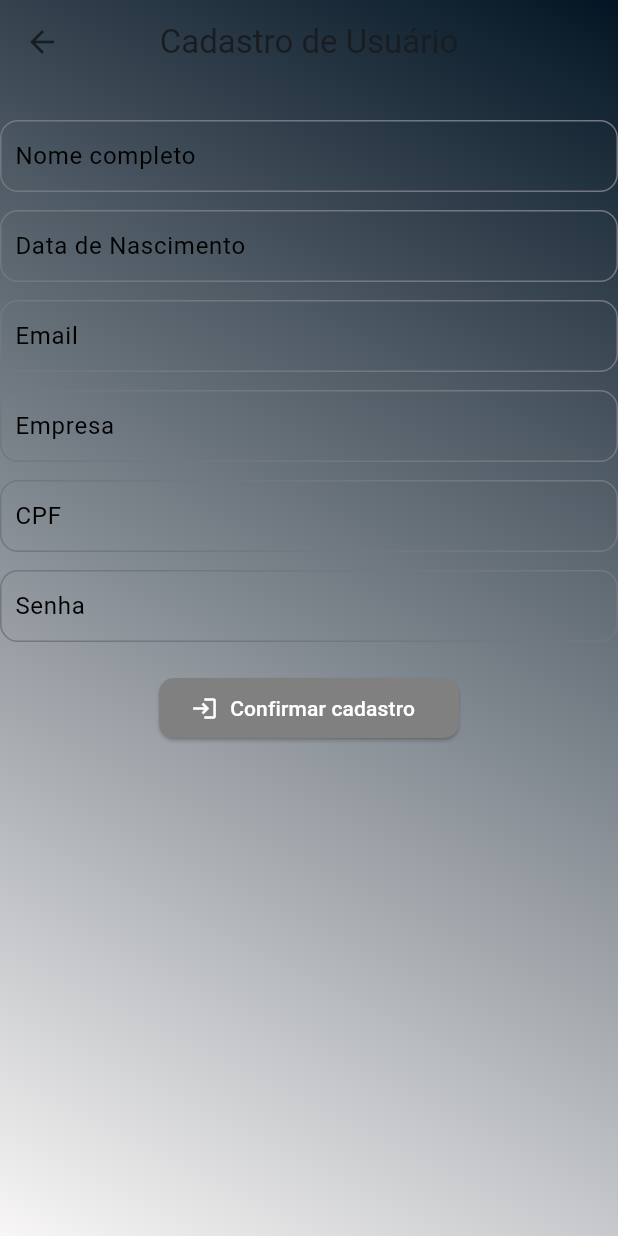
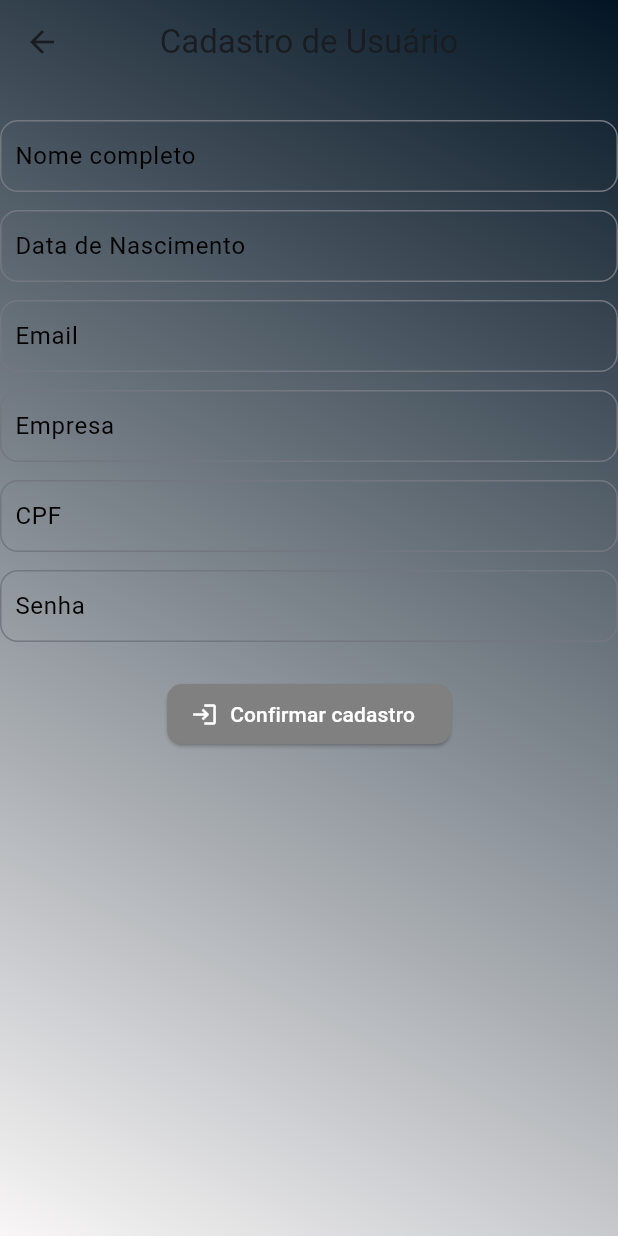
Before and after one commit to devtheozzinho/theo_2025, a Flutter app: the Formulario screen opened directly, on a phone screen of 412 x 824 dp. Run offline on Flutter 3.47's test engine with Material 3 defaults, Android fonts, the phone set to English and light mode, and no system bars; our stand-ins replace google_fonts.

Commit message:
implementado as rotas nas telas para ser feita a navegação e algumas melhorias

```diff
--- /dev/null
+++ b/academia/lib/form/formulario.dart
@@ -0,0 +1,140 @@
+import 'package:flutter/material.dart';
+import 'package:flutter/rendering.dart';
+import '../login/widgets/gradient.dart';
+import 'form_controller.dart';
+import '../login/view/class.dart';
+
+class Formulario extends StatelessWidget {
+  const Formulario({super.key});
+
+  @override
+  Widget build(BuildContext context) {
+    return Scaffold(
+      extendBodyBehindAppBar: true,
+      appBar: AppBar(
+        title: Text(
+          'Cadastro de Usuário',
+        ),
+        backgroundColor: Colors.transparent,
+        centerTitle: true,
+      ),
+      backgroundColor: Colors.white,
+      body: GradientApp(
+        child: LayoutBuilder(
+          builder: (context, constraints) {
+            return SingleChildScrollView(
+              child: ConstrainedBox(
+                constraints: BoxConstraints(
+                  minHeight: constraints.maxHeight,
+                ),
+                child: Padding(
+                  padding: EdgeInsets.only(top: kToolbarHeight + 4),
+                  child: IntrinsicHeight(
+                    child: Column(
+                      children: [
+                        Padding(padding: EdgeInsets.all(10)),
+                        TextFormField(
+                          controller: nomeController,
+                          decoration: InputDecoration(
+                            labelStyle: TextStyle(color: Colors.black),
+                            border: OutlineInputBorder(
+                              borderRadius: BorderRadius.circular(12),
+                            ),
+                            contentPadding: EdgeInsets.all(6),
+                            labelText: 'Nome completo',
+                            focusedBorder: OutlineInputBorder(
+                              borderSide: BorderSide(color: Colors.black),
+                            ),
+                          ),
+                        ),
+                        SizedBox(height: 12),
+                        TextFormField(
+                          controller: idadeController,
+                          decoration: InputDecoration(
+                            labelStyle: TextStyle(color: Colors.black),
+                            border: OutlineInputBorder(
+                              borderRadius: BorderRadius.circular(12),
+                            ),
+                            contentPadding: EdgeInsets.all(6),
+                            labelText: 'Data de Nascimento',
+                            focusedBorder: OutlineInputBorder(
+                              borderSide: BorderSide(color: Colors.black),
+                            ),
+                          ),
+                        ),
+                        SizedBox(height: 12),
+                        TextFormField(
+                          controller: emailController,
+                          keyboardType: TextInputType.emailAddress,
+                          decoration: InputDecoration(
+                            labelStyle: TextStyle(color: Colors.black),
+                            border: OutlineInputBorder(
+                              borderRadius: BorderRadius.circular(12),
+                            ),
+                            contentPadding: EdgeInsets.all(6),
+                            labelText: 'Email',
+                            focusedBorder: OutlineInputBorder(
+                              borderSide: BorderSide(color: Colors.black),
+                            ),
+                          ),
+                        ),
+                        SizedBox(height: 12),
+                        TextFormField(
+                          decoration: InputDecoration(
+                            labelStyle: TextStyle(color: Colors.black),
+                            border: OutlineInputBorder(
+                              borderRadius: BorderRadius.circular(12),
+                            ),
+                            contentPadding: EdgeInsets.all(6),
+                            labelText: 'Empresa',
+                            focusedBorder: OutlineInputBorder(
+                              borderSide: BorderSide(color: Colors.black),
+                            ),
+                          ),
+                        ),
+                        SizedBox(height: 12),
+                        TextFormField(
+                          controller: cpfController,
+                          keyboardType: TextInputType.number,
+                          decoration: InputDecoration(
+                            labelStyle: TextStyle(color: Colors.black),
+                            border: OutlineInputBorder(
+                              borderRadius: BorderRadius.circular(12),
+                            ),
+                            contentPadding: EdgeInsets.all(6),
+                            labelText: 'CPF',
+                            focusedBorder: OutlineInputBorder(
+                              borderSide: BorderSide(color: Colors.black),
+                            ),
+                          ),
+                        ),
+                        SizedBox(height: 12),
+                        TextFormField(
+                          controller: senhaController,
+                          keyboardType: TextInputType.visiblePassword,
+                          decoration: InputDecoration(
+                            labelStyle: TextStyle(color: Colors.black),
+                            border: OutlineInputBorder(
+                              borderRadius: BorderRadius.circular(12),
+                            ),
+                            contentPadding: EdgeInsets.all(6),
+                            labelText: 'Senha',
+                            focusedBorder: OutlineInputBorder(
+                              borderSide: BorderSide(color: Colors.black),
+                            ),
+                          ),
+                        ),
+                        SizedBox(height: 24),
+                        ConfirFormUSer(),
+                      ],
+                    ),
+                  ),
+                ),
+              ),
+            );
+          },
+        ),
+      ),
+    );
+  }
+}
--- a/academia/lib/login/controller/user_name.dart
+++ b/academia/lib/login/controller/user_name.dart
@@ -1,5 +1,5 @@
 import 'package:flutter/material.dart';
-import '../form/form_controller.dart';
+import '../../form/form_controller.dart';
 
 class User {
   String email = 'admin@email.com';
--- a/academia/lib/login/form/formulario.dart
+++ /dev/null
@@ -1,160 +0,0 @@
-import 'package:flutter/material.dart';
-import '../widgets/gradient.dart';
-import 'form_controller.dart';
-import '../view/class.dart';
-
-class Formulario extends StatelessWidget {
-  const Formulario({super.key});
-
-  @override
-  Widget build(BuildContext context) {
-    return Scaffold(
-      extendBodyBehindAppBar: true,
-      appBar: AppBar(
-        title: Text(
-          'Cadastro de Usuário',
-        ),
-        backgroundColor: Colors.transparent,
-        centerTitle: true,
-      ),
-      backgroundColor: Colors.white,
-      body: GradientApp(
-        child: Padding(
-          padding: EdgeInsets.only(
-            top: kToolbarHeight + 4,
-          ),
-          child: SingleChildScrollView(
-            child: Flexible(
-              flex: 1,
-              child: Column(
-                children: [
-                  Padding(padding: EdgeInsets.all(10)),
-                  TextFormField(
-                    controller: nomeController,
-                    decoration: InputDecoration(
-                      labelStyle: TextStyle(
-                        color: Colors.black,
-                      ),
-                      border: OutlineInputBorder(
-                        borderRadius: BorderRadius.circular(12),
-                      ),
-                      contentPadding: EdgeInsets.all(6),
-                      labelText: 'Nome completo',
-                      focusedBorder: OutlineInputBorder(
-                        borderSide: BorderSide(color: Colors.black),
-                      ),
-                    ),
-                  ),
-                  SizedBox(
-                    height: 12,
-                  ),
-                  TextFormField(
-                    controller: idadeController,
-                    decoration: InputDecoration(
-                      labelStyle: TextStyle(
-                        color: Colors.black,
-                      ),
-                      border: OutlineInputBorder(
-                        // borderSide: ,
-                        borderRadius: BorderRadius.circular(12),
-                      ),
-                      contentPadding: EdgeInsets.all(6),
-                      labelText: 'Data de Nascimento',
-                      focusedBorder: OutlineInputBorder(
-                        borderSide: BorderSide(
-                          color: Colors.black,
-                        ),
-                      ),
-                    ),
-                  ),
-                  SizedBox(
-                    height: 12,
-                  ),
-                  TextFormField(
-                    controller: emailController,
-                    keyboardType: TextInputType.emailAddress,
-                    decoration: InputDecoration(
-                      labelStyle: TextStyle(
-                        color: Colors.black,
-                      ),
-                      border: OutlineInputBorder(
-                        borderRadius: BorderRadius.circular(12),
-                      ),
-                      contentPadding: EdgeInsets.all(6),
-                      labelText: 'Email',
-                      focusedBorder: OutlineInputBorder(
-                        borderSide: BorderSide(color: Colors.black),
-                      ),
-                    ),
-                  ),
-                  SizedBox(
-                    height: 12,
-                  ),
-                  TextFormField(
-                    decoration: InputDecoration(
-                      labelStyle: TextStyle(
-                        color: Colors.black,
-                      ),
-                      border: OutlineInputBorder(
-                        borderRadius: BorderRadius.circular(12),
-                      ),
-                      contentPadding: EdgeInsets.all(6),
-                      labelText: 'Empresa',
-                      focusedBorder: OutlineInputBorder(
-                        borderSide: BorderSide(color: Colors.black),
-                      ),
-                    ),
-                  ),
-                  SizedBox(
-                    height: 12,
-                  ),
-                  TextFormField(
-                    controller: cpfController,
-                    keyboardType: TextInputType.number,
-                    decoration: InputDecoration(
-                      labelStyle: TextStyle(
-                        color: Colors.black,
-                      ),
-                      border: OutlineInputBorder(
-                        borderRadius: BorderRadius.circular(12),
-                      ),
-                      contentPadding: EdgeInsets.all(6),
-                      labelText: 'CPF',
-                      focusedBorder: OutlineInputBorder(
-                        borderSide: BorderSide(color: Colors.black),
-                      ),
-                    ),
-                  ),
-                  SizedBox(
-                    height: 12,
-                  ),
-                  TextFormField(
-                    controller: senhaController,
-                    keyboardType: TextInputType.visiblePassword,
-                    decoration: InputDecoration(
-                      labelStyle: TextStyle(
-                        color: Colors.black,
-                      ),
-                      border: OutlineInputBorder(
-                        borderRadius: BorderRadius.circular(12),
-                      ),
-                      contentPadding: EdgeInsets.all(6),
-                      labelText: 'Senha',
-                      focusedBorder: OutlineInputBorder(
-                        borderSide: BorderSide(color: Colors.black),
-                      ),
-                    ),
-                  ),
-                  SizedBox(
-                    height: 24,
-                  ),
-                  ConfirFormUSer(),
-                ],
-              ),
-            ),
-          ),
-        ),
-      ),
-    );
-  }
-}
--- a/academia/lib/login/login.dart
+++ b/academia/lib/login/login.dart
@@ -1,9 +1,10 @@
-import 'package:academia/login/form/formulario.dart';
 import 'package:flutter/material.dart';
 import 'package:google_fonts/google_fonts.dart';
 import 'widgets/icon.dart';
 import './widgets/Gradient.dart';
 import './controller/user_name.dart';
+import '../form/form_controller.dart';
+import '../form/formulario.dart';
 // import 'package:material_color_utilities/material_color_utilities.dart';
 
 class MeuAplicativo extends StatefulWidget {
@@ -126,8 +127,9 @@ class ElevatedButtomApp extends StatelessWidget {
         ),
         ElevatedButton.icon(
           onPressed: () {
-            validatorLogin(
-                context, emailcontroller!.text, passwordcontroller!.text);
+            // validatorLogin(
+            //     context, emailcontroller!.text, passwordcontroller!.text);
+            Navigator.pushNamed(context, '/cards');
           },
           icon: Icon(
             Icons.login,
@@ -160,12 +162,7 @@ class CadastroApp extends StatelessWidget {
       width: 150,
       child: ElevatedButton.icon(
         onPressed: () {
-          Navigator.push(
-            context,
-            MaterialPageRoute(
-              builder: (context) => Formulario(),
-            ),
-          );
+          Navigator.pushNamed(context, '/form');
         },
         icon: Icon(Icons.person_add, color: Colors.white),
         label: Text(
--- a/academia/lib/login/view/class.dart
+++ b/academia/lib/login/view/class.dart
@@ -1,19 +1,19 @@
 import 'package:flutter/material.dart';
-import '../form/form_controller.dart';
+import '../../form/form_controller.dart';
 
 class ConfirFormUSer extends StatelessWidget {
   @override
   Widget build(BuildContext context) {
-    return SizedBox(
-      height: 40,
-      width: 200,
+    return Align(
+      alignment: Alignment.center,
       child: ElevatedButton.icon(
         icon: Icon(
           Icons.login,
           color: Colors.white,
         ),
         onPressed: () {
-          validatorCadastro(context);
+          Navigator.pushNamed(context, 'cards');
+          // validatorCadastro(context);
         },
         label: Text(
           'Confirmar cadastro',
--- a/academia/lib/main.dart
+++ b/academia/lib/main.dart
@@ -1,12 +1,12 @@
+import 'package:academia/login/login.dart';
 import 'package:flutter/material.dart';
 import 'cards/widget.dart';
 import 'cards/Model/car_model.dart';
+import './form/formulario.dart';
 // import 'package:google_fonts/google_fonts.dart';
 
 void main() {
   runApp(const MyApp());
-  print('oi');
-  print('oi');
 }
 
 class MyApp extends StatelessWidget {
@@ -38,9 +38,13 @@ class MyApp extends StatelessWidget {
           useMaterial3: true,
         ),
         debugShowCheckedModeBanner: false,
-      home: CardProduct(
+        initialRoute: 'homepage',
+        routes: {
+          'homepage': (context) => MeuAplicativo(),
+          '/form': (context) => Formulario(),
+          'cards': (context) => CardProduct(
                 detalhes: car,
               ),
-    );
+        });
   }
 }
```
Also changed, not shown: academia/lib/form/form_controller.dart (renamed from academia/lib/login/form/form_controller.dart). Lines whose indentation alone changed are shown as unchanged.
